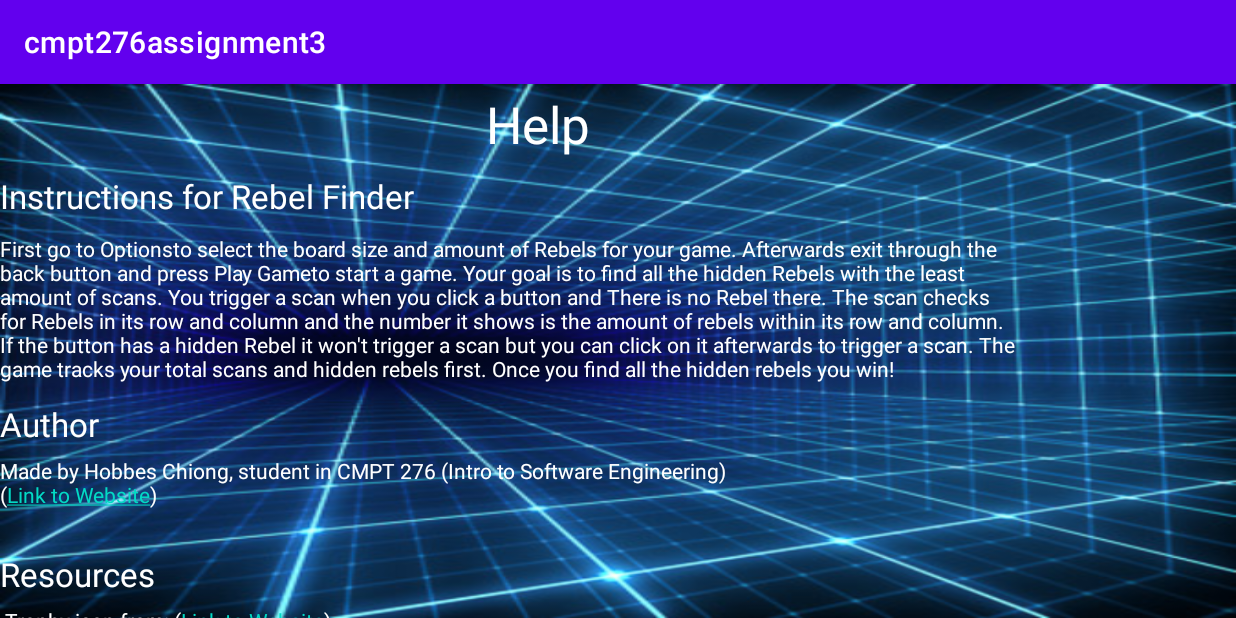
After one commit to HobbesChiong/Rebel_Finder, an Android app: the HelpScreen screen opened directly, with no data from a screen before it, on a phone screen of 824 x 412 dp (held sideways). The commit adds this screen. Run offline under Robolectric (Android 15) with nearby library versions, the phone set to English and light mode, and no system bars.

Commit message:
implemented help screen and fixed some Front-End ui stuff

```diff
--- a/app/src/main/AndroidManifest.xml
+++ b/app/src/main/AndroidManifest.xml
@@ -13,6 +13,10 @@
         android:supportsRtl="true"
         android:theme="@style/Theme.Cmpt276assignment3"
         tools:targetApi="31">
+        <activity
+            android:name=".HelpScreen"
+            android:exported="false"
+            android:screenOrientation="landscape" />
         <activity
             android:name=".OptionsScreen"
             android:exported="false"
--- a/app/src/main/java/ca/cmpt276/cmpt276assignment3/GameActivity.java
+++ b/app/src/main/java/ca/cmpt276/cmpt276assignment3/GameActivity.java
@@ -11,7 +11,6 @@ import android.graphics.Bitmap;
 import android.graphics.BitmapFactory;
 import android.graphics.drawable.BitmapDrawable;
 import android.os.Bundle;
-import android.view.View;
 import android.widget.Button;
 import android.widget.TableLayout;
 import android.widget.TableRow;
@@ -53,7 +52,7 @@ public class GameActivity extends AppCompatActivity {
 
     private void instantiateTextViews() {
         TextView scansUsed = findViewById(R.id.tvScans);
-        scansUsed.setText(R.string.scansused);
+        scansUsed.setText(R.string.scansUsed);
 
         TextView foundMines = findViewById(R.id.tvFoundMines);
         String res ="Found 0 out of " + MINES + " Mines";
@@ -99,7 +98,7 @@ public class GameActivity extends AppCompatActivity {
     @SuppressLint("SetTextI18n")
     private void gridButtonClicked(int row, int col) {
 
-        Toast.makeText(this, "Button clicked: " + row + ", " + col, Toast.LENGTH_SHORT).show();
+//        Toast.makeText(this, "Button clicked: " + row + ", " + col, Toast.LENGTH_SHORT).show();
         Button button = buttons[row][col];
 
         int[] currButtonLocation = new int[2];
@@ -132,6 +131,7 @@ public class GameActivity extends AppCompatActivity {
 
             // loop over its columns
             Button currButton;
+
             for(int i = 0; i < NUM_COLS; i++){
                 currButton = buttons[row][i];
                 if(currButton.getTag() != null){
@@ -141,6 +141,7 @@ public class GameActivity extends AppCompatActivity {
                     currButton.setText(Integer.toString(currTag));
                 }
             }
+
             // loop over its columns (needs to be amt of row in the grid)
             for(int j = 0; j < NUM_ROWS; j++){
                 currButton = buttons[j][col];
--- /dev/null
+++ b/app/src/main/java/ca/cmpt276/cmpt276assignment3/HelpScreen.java
@@ -0,0 +1,20 @@
+package ca.cmpt276.cmpt276assignment3;
+
+import androidx.appcompat.app.AppCompatActivity;
+
+import android.content.Context;
+import android.content.Intent;
+import android.os.Bundle;
+
+public class HelpScreen extends AppCompatActivity {
+
+    @Override
+    protected void onCreate(Bundle savedInstanceState) {
+        super.onCreate(savedInstanceState);
+        setContentView(R.layout.activity_help_screen);
+    }
+
+    public static Intent makeIntent(Context context){
+        return new Intent(context, HelpScreen.class);
+    }
+}
--- a/app/src/main/java/ca/cmpt276/cmpt276assignment3/MainMenu.java
+++ b/app/src/main/java/ca/cmpt276/cmpt276assignment3/MainMenu.java
@@ -16,6 +16,15 @@ public class MainMenu extends AppCompatActivity {
 
         setupPlayGameButton();
         setupOptionsButton();
+        setupHelpButton();
+    }
+
+    private void setupHelpButton() {
+        Button btn = findViewById(R.id.btnHelp);
+        btn.setOnClickListener(v -> {
+            Intent intent = HelpScreen.makeIntent(MainMenu.this);
+            startActivity(intent);
+        });
     }
 
     private void setupOptionsButton() {
--- /dev/null
+++ b/app/src/main/res/layout/activity_help_screen.xml
@@ -0,0 +1,85 @@
+<?xml version="1.0" encoding="utf-8"?>
+<androidx.constraintlayout.widget.ConstraintLayout xmlns:android="http://schemas.android.com/apk/res/android"
+    xmlns:app="http://schemas.android.com/apk/res-auto"
+    xmlns:tools="http://schemas.android.com/tools"
+    android:layout_width="match_parent"
+    android:layout_height="match_parent"
+    tools:context=".HelpScreen"
+    android:background="@drawable/help_bg">
+
+    <TextView
+        android:id="@+id/tvHelp"
+        android:layout_width="82dp"
+        android:layout_height="51dp"
+        android:layout_marginStart="324dp"
+        android:layout_marginTop="4dp"
+        android:text="@string/HELP"
+        android:textAppearance="@style/TextAppearance.AppCompat.Body1"
+        android:textColor="#FFFFFF"
+        android:textSize="34sp"
+        app:layout_constraintStart_toStartOf="parent"
+        app:layout_constraintTop_toTopOf="parent" />
+
+    <TextView
+        android:id="@+id/textView3"
+        android:layout_width="511dp"
+        android:layout_height="37dp"
+        android:layout_marginTop="248dp"
+        android:text="@string/link"
+        android:textColor="#FFFFFF"
+        app:layout_constraintStart_toStartOf="parent"
+        app:layout_constraintTop_toTopOf="parent" />
+
+    <TextView
+        android:id="@+id/textView4"
+        android:layout_width="116dp"
+        android:layout_height="27dp"
+        android:layout_marginTop="212dp"
+        android:text="@string/author"
+        android:textAppearance="@style/TextAppearance.AppCompat.Large"
+        android:textColor="#FFFFFF"
+        app:layout_constraintStart_toStartOf="parent"
+        app:layout_constraintTop_toTopOf="parent" />
+
+    <TextView
+        android:id="@+id/textView7"
+        android:layout_width="116dp"
+        android:layout_height="27dp"
+        android:layout_marginTop="312dp"
+        android:text="@string/resources"
+        android:textAppearance="@style/TextAppearance.AppCompat.Large"
+        android:textColor="#FFFFFF"
+        app:layout_constraintStart_toStartOf="parent"
+        app:layout_constraintTop_toTopOf="parent" />
+
+    <TextView
+        android:id="@+id/textView5"
+        android:layout_width="346dp"
+        android:layout_height="32dp"
+        android:layout_marginTop="60dp"
+        android:text="@string/instructions_for_rebel_finder"
+        android:textAppearance="@style/TextAppearance.AppCompat.Large"
+        android:textColor="#FFFFFF"
+        app:layout_constraintStart_toStartOf="parent"
+        app:layout_constraintTop_toTopOf="parent" />
+
+    <TextView
+        android:id="@+id/textView6"
+        android:layout_width="682dp"
+        android:layout_height="103dp"
+        android:layout_marginTop="100dp"
+        android:text='@string/first_go_to_options_to_select_the_board_size_and_amount_of_rebels_for_your_game_afterwards_exit_through_the_back_button_and_press_play_game_to_start_a_game_your_goal_is_to_find_all_the_hidden_rebels_with_the_least_amount_of_scans_you_trigger_a_scan_when_you_click_a_button_and_there_is_no_rebel_there_the_scan_checks_for_rebels_in_its_row_and_column_and_the_number_it_shows_is_the_amount_of_rebels_within_its_row_and_column_if_the_button_has_a_hidden_rebel_it_won_apos_t_trigger_a_scan_but_you_can_click_on_it_afterwards_to_trigger_a_scan_the_game_tracks_your_total_scans_and_hidden_rebels_first_once_you_find_all_the_hidden_rebels_you_win'
+        android:textColor="#FFFFFF"
+        app:layout_constraintStart_toStartOf="parent"
+        app:layout_constraintTop_toTopOf="parent" />
+
+    <TextView
+        android:id="@+id/textView8"
+        android:layout_width="248dp"
+        android:layout_height="23dp"
+        android:layout_marginTop="348dp"
+        android:text="@string/resource_bio"
+        android:textColor="#FFFFFF"
+        app:layout_constraintStart_toStartOf="parent"
+        app:layout_constraintTop_toTopOf="parent" />
+</androidx.constraintlayout.widget.ConstraintLayout>
--- a/app/src/main/res/values/strings.xml
+++ b/app/src/main/res/values/strings.xml
@@ -10,7 +10,14 @@
     <string name="found_mines">Found Mines</string>
     <string name="scans_used">Scans used</string>
     <string name="congratulations_you_won_rebel_finder">Congratulations you won Rebel Finder</string>
-    <string name="scansused">Scans used: 0</string>
+    <string name="scansUsed">Scans used: 0</string>
     <string name="select_board_size">Select Board Size</string>
     <string name="select_amount_of_mines">Select Amount of Mines</string>
+    <string name="link">Made by Hobbes Chiong, student in CMPT 276 (Intro to Software Engineering) (<a href="https://opencoursehub.cs.sfu.ca/bfraser/grav-cms/cmpt276/home">Link to Website</a>)</string>
+    <string name="resource_bio"> Trophy icon from: (<a href="https://www.istockphoto.com/photos/trophy">Link to Website</a>)</string>
+    <string name="HELP">Help</string>
+    <string name="first_go_to_options_to_select_the_board_size_and_amount_of_rebels_for_your_game_afterwards_exit_through_the_back_button_and_press_play_game_to_start_a_game_your_goal_is_to_find_all_the_hidden_rebels_with_the_least_amount_of_scans_you_trigger_a_scan_when_you_click_a_button_and_there_is_no_rebel_there_the_scan_checks_for_rebels_in_its_row_and_column_and_the_number_it_shows_is_the_amount_of_rebels_within_its_row_and_column_if_the_button_has_a_hidden_rebel_it_won_apos_t_trigger_a_scan_but_you_can_click_on_it_afterwards_to_trigger_a_scan_the_game_tracks_your_total_scans_and_hidden_rebels_first_once_you_find_all_the_hidden_rebels_you_win">First go to Optionsto select the board size and amount of Rebels for your game. Afterwards exit through the back button and press Play Gameto start a game. Your goal is to find all the hidden Rebels with the least amount of scans. You trigger a scan when you click a button and There is no Rebel there. The scan checks for Rebels in its row and column and the number it shows is the amount of rebels within its row and column. If the button has a hidden Rebel it won\'t trigger a scan but you can click on it afterwards to trigger a scan. The game tracks your total scans and hidden rebels first. Once you find all the hidden rebels you win!</string>
+    <string name="instructions_for_rebel_finder">Instructions for Rebel Finder</string>
+    <string name="resources">Resources</string>
+    <string name="author">Author</string>
 </resources>
```
Also changed, not shown: app/src/main/res/drawable-v24/help_bg.jpg (added), app/src/main/res/drawable-v24/question_mark_bg.jpg (added).
